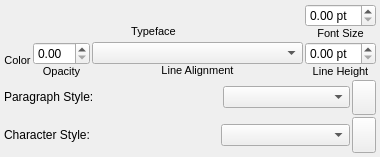
Qt form scribus/ui/propertywidget_textbase.ui (nitramr/scribus) before a commit.
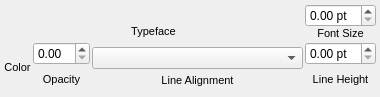
The same form after that commit. Icons and pictures are not drawn. Custom widgets are drawn as their Qt base class.

Patch:
```diff
--- a/scribus/ui/propertywidget_textbase.ui
+++ b/scribus/ui/propertywidget_textbase.ui
@@ -7,7 +7,7 @@
     <x>0</x>
     <y>0</y>
     <width>380</width>
-    <height>157</height>
+    <height>97</height>
    </rect>
   </property>
   <property name="sizePolicy">
@@ -256,138 +256,6 @@
      </item>
     </layout>
    </item>
-   <item>
-    <layout class="QHBoxLayout" name="horizontalLayout_3" stretch="0,1,1,0">
-     <property name="spacing">
-      <number>2</number>
-     </property>
-     <item>
-      <widget class="QLabel" name="paraStyleLabel">
-       <property name="sizePolicy">
-        <sizepolicy hsizetype="Preferred" vsizetype="Fixed">
-         <horstretch>0</horstretch>
-         <verstretch>0</verstretch>
-        </sizepolicy>
-       </property>
-       <property name="text">
-        <string>Paragraph Style:</string>
-       </property>
-      </widget>
-     </item>
-     <item>
-      <spacer name="horizontalSpacer_3">
-       <property name="orientation">
-        <enum>Qt::Horizontal</enum>
-       </property>
-       <property name="sizeHint" stdset="0">
-        <size>
-         <width>40</width>
-         <height>20</height>
-        </size>
-       </property>
-      </spacer>
-     </item>
-     <item>
-      <widget class="ParaStyleComboBox" name="paraStyleCombo">
-       <property name="sizePolicy">
-        <sizepolicy hsizetype="MinimumExpanding" vsizetype="Fixed">
-         <horstretch>0</horstretch>
-         <verstretch>0</verstretch>
-        </sizepolicy>
-       </property>
-       <property name="toolTip">
-        <string>Paragraph style of currently selected text or paragraph</string>
-       </property>
-      </widget>
-     </item>
-     <item>
-      <widget class="QToolButton" name="paraStyleClear">
-       <property name="maximumSize">
-        <size>
-         <width>1677215</width>
-         <height>1677215</height>
-        </size>
-       </property>
-       <property name="toolTip">
-        <string>Remove Direct Paragraph Formatting</string>
-       </property>
-       <property name="text">
-        <string/>
-       </property>
-       <property name="icon">
-        <iconset>
-         <normaloff>../../resources/icons/16/edit-clear.png</normaloff>../../resources/icons/16/edit-clear.png</iconset>
-       </property>
-      </widget>
-     </item>
-    </layout>
-   </item>
-   <item>
-    <layout class="QHBoxLayout" name="horizontalLayout_4" stretch="0,1,1,0">
-     <property name="spacing">
-      <number>2</number>
-     </property>
-     <item>
-      <widget class="QLabel" name="charStyleLabel">
-       <property name="sizePolicy">
-        <sizepolicy hsizetype="Preferred" vsizetype="Fixed">
-         <horstretch>0</horstretch>
-         <verstretch>0</verstretch>
-        </sizepolicy>
-       </property>
-       <property name="text">
-        <string>Character Style:</string>
-       </property>
-      </widget>
-     </item>
-     <item>
-      <spacer name="horizontalSpacer_4">
-       <property name="orientation">
-        <enum>Qt::Horizontal</enum>
-       </property>
-       <property name="sizeHint" stdset="0">
-        <size>
-         <width>40</width>
-         <height>20</height>
-        </size>
-       </property>
-      </spacer>
-     </item>
-     <item>
-      <widget class="CharStyleComboBox" name="charStyleCombo">
-       <property name="sizePolicy">
-        <sizepolicy hsizetype="MinimumExpanding" vsizetype="Fixed">
-         <horstretch>0</horstretch>
-         <verstretch>0</verstretch>
-        </sizepolicy>
-       </property>
-       <property name="toolTip">
-        <string>Character style of currently selected text or paragraph</string>
-       </property>
-      </widget>
-     </item>
-     <item>
-      <widget class="QToolButton" name="charStyleClear">
-       <property name="maximumSize">
-        <size>
-         <width>1677215</width>
-         <height>1677215</height>
-        </size>
-       </property>
-       <property name="toolTip">
-        <string>Remove Direct Character Formatting</string>
-       </property>
-       <property name="text">
-        <string/>
-       </property>
-       <property name="icon">
-        <iconset>
-         <normaloff>../../resources/icons/16/edit-clear.png</normaloff>../../resources/icons/16/edit-clear.png</iconset>
-       </property>
-      </widget>
-     </item>
-    </layout>
-   </item>
   </layout>
  </widget>
  <customwidgets>
@@ -396,22 +264,12 @@
    <extends>QDoubleSpinBox</extends>
    <header>ui/scrspinbox.h</header>
   </customwidget>
-  <customwidget>
-   <class>CharStyleComboBox</class>
-   <extends>QComboBox</extends>
-   <header>ui/spalette.h</header>
-  </customwidget>
   <customwidget>
    <class>FontComboH</class>
    <extends>QWidget</extends>
    <header>ui/fontcombo.h</header>
    <container>1</container>
   </customwidget>
-  <customwidget>
-   <class>ParaStyleComboBox</class>
-   <extends>QComboBox</extends>
-   <header>ui/spalette.h</header>
-  </customwidget>
  </customwidgets>
  <resources/>
  <connections/>
```
